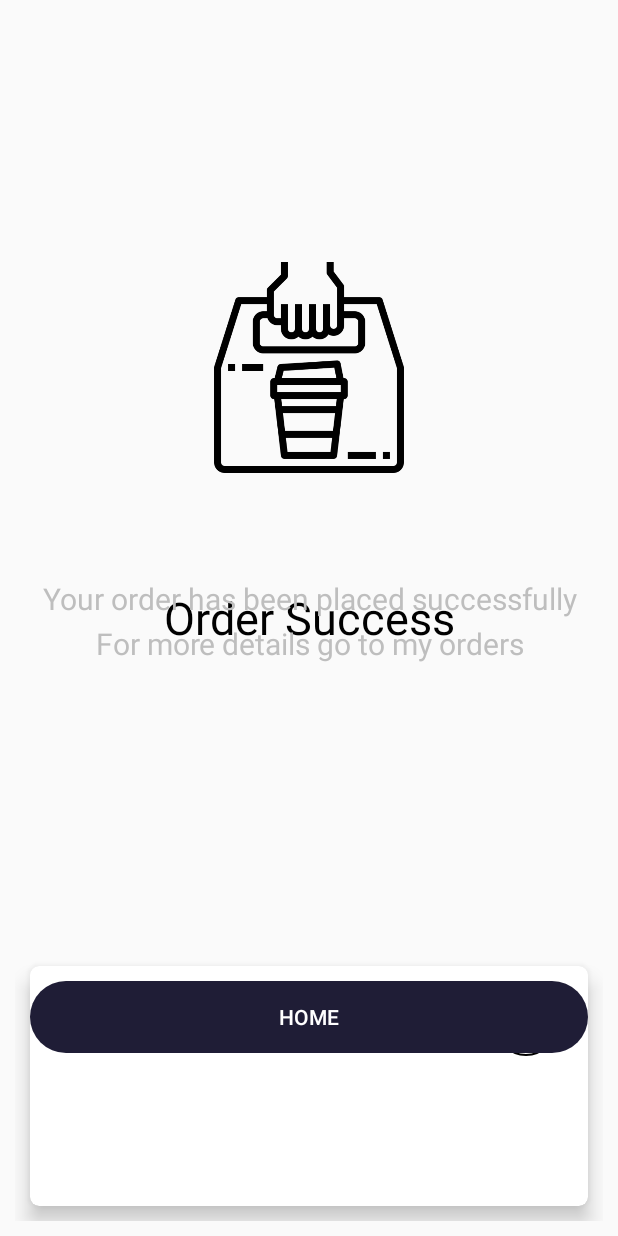
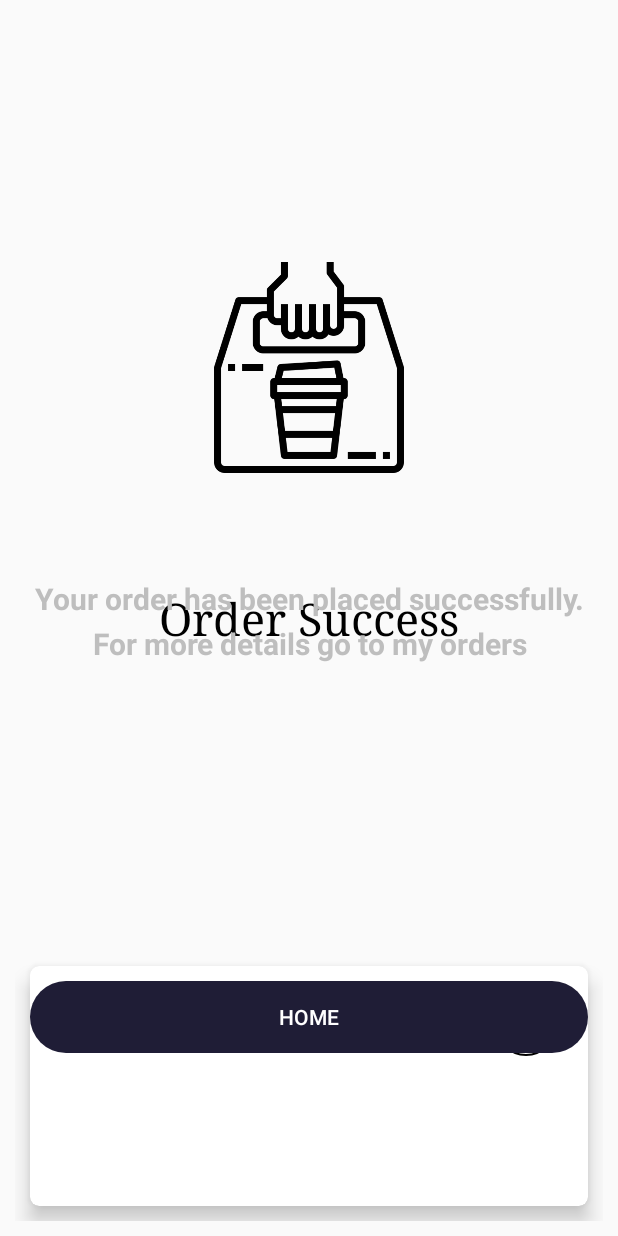
Before and after one commit to DhimasArbi/MyCafe, an Android app: the layout checkout_style.xml on its own in the app's theme, with its tools: preview values and no code run, on a phone screen of 412 x 824 dp. Run offline under Robolectric (Android 15) with nearby library versions, the phone set to English and light mode, and no system bars.

Commit message:
Edit checkout_style

```diff
--- a/SanaSiniCoffee/app/src/main/res/layout/checkout_style.xml
+++ b/SanaSiniCoffee/app/src/main/res/layout/checkout_style.xml
@@ -23,19 +23,21 @@
             <TextView
                 android:layout_width="match_parent"
                 android:layout_height="match_parent"
+                android:gravity="center"
                 android:text="Order Success"
                 android:textColor="@color/black"
                 android:textSize="30sp"
-                android:gravity="center"/>
+                android:typeface="serif"/>
             <TextView
                 android:layout_width="match_parent"
                 android:layout_height="match_parent"
-                android:text="Your order has been placed successfully"
+                android:text="Your order has been placed successfully."
                 android:textColor="@color/grey"
                 android:textSize="20sp"
                 android:layout_marginTop="370dp"
                 android:paddingTop="5dp"
-                android:textAlignment="center"/>
+                android:textAlignment="center"
+                android:textStyle="bold"/>
 
             <TextView
                 android:layout_width="match_parent"
@@ -45,7 +47,8 @@
                 android:textSize="20sp"
                 android:layout_marginTop="400dp"
                 android:paddingTop="5dp"
-                android:textAlignment="center"/>
+                android:textAlignment="center"
+                android:textStyle="bold"/>
 
         </RelativeLayout>
 
```
